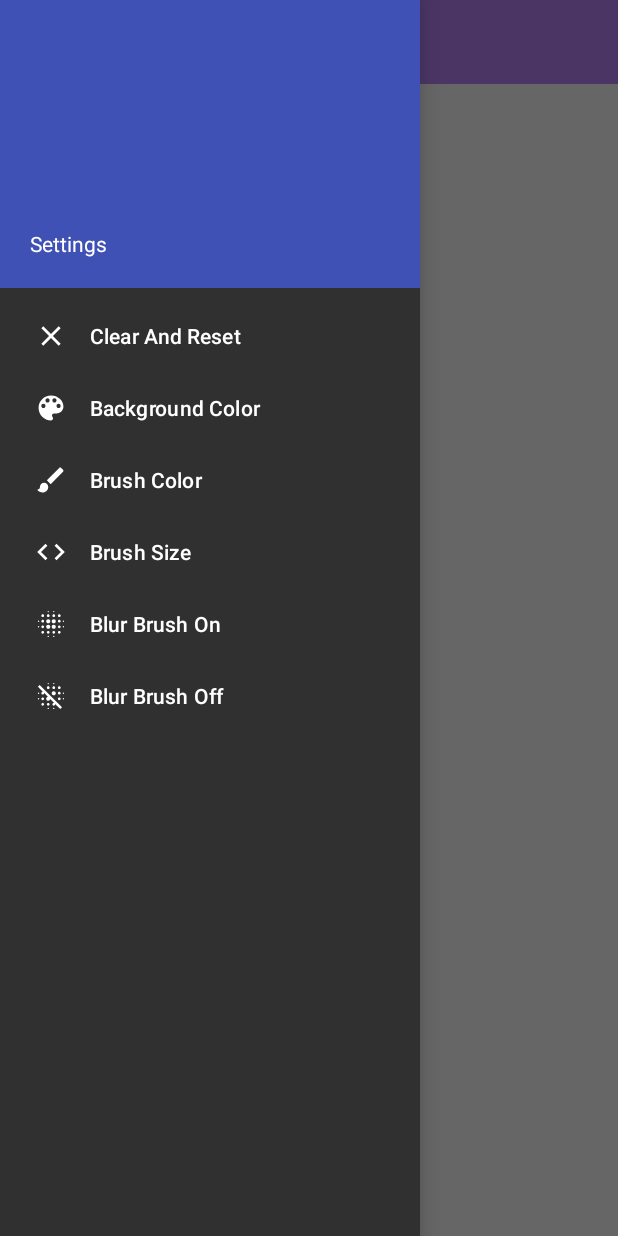
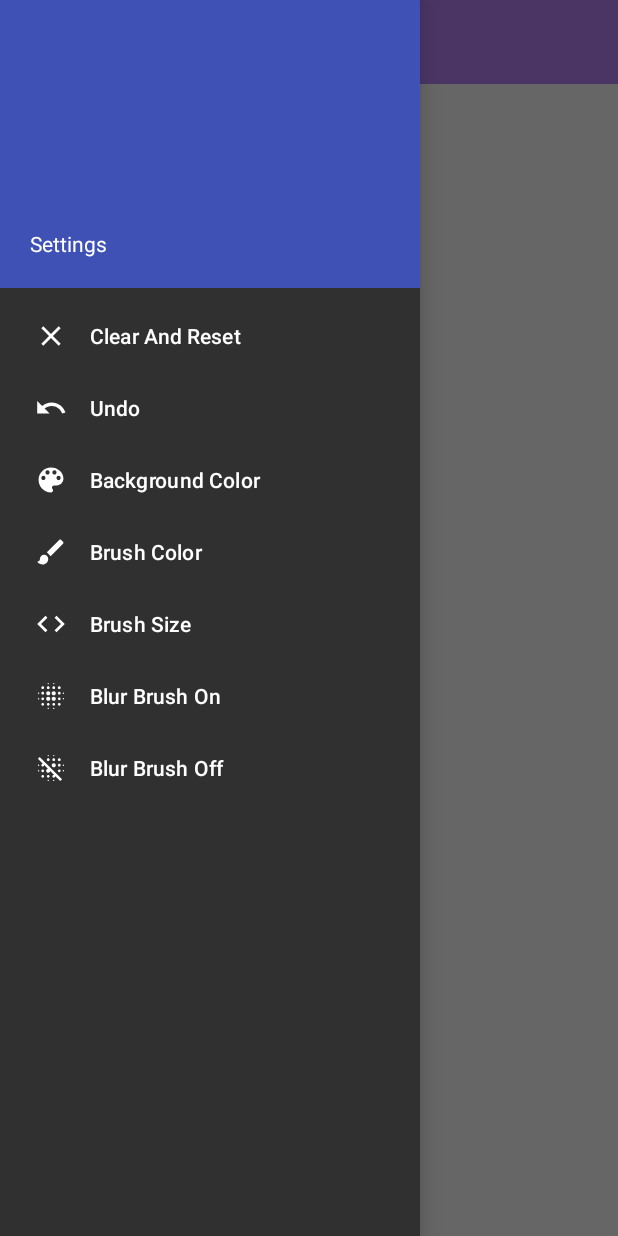
Before and after one commit to jtaaka/PaintApp, an Android app: the screen it shows after launch (MainActivity), with the side drawer open, on a phone screen of 412 x 824 dp. Run offline under Robolectric (Android 15) with nearby library versions, the phone set to English and light mode, and no system bars; libraries missing offline, so code that uses them is left out: com.xw.repo, yuku.ambilwarna; plain views replace BubbleSeekBar; 2 statements that could not run were skipped.

Commit message:
Undo last path functionality

```diff
--- a/app/src/main/java/paintapp/tuni/fi/paintapp/MyPaint.java
+++ b/app/src/main/java/paintapp/tuni/fi/paintapp/MyPaint.java
@@ -10,17 +10,15 @@ import android.graphics.Paint;
 import android.graphics.Path;
 import android.support.annotation.Nullable;
 import android.util.AttributeSet;
-import android.util.Pair;
 import android.view.MotionEvent;
 import android.view.View;
 
 import java.util.ArrayList;
-import java.util.List;
 
 public class MyPaint extends View {
 
-    public static final int DEFAULT_BRUSH = Color.BLACK;
-    public static final int DEFAULT_BACKGROUND = Color.WHITE;
+    public static final int DEFAULT_BRUSH_COLOR = Color.BLACK;
+    public static final int DEFAULT_BACKGROUND_COLOR = Color.WHITE;
     public static final float DEFAULT_STROKEWIDTH = 10;
 
     private Paint myPaint;
@@ -34,6 +32,7 @@ public class MyPaint extends View {
     private boolean blurBrush = false;
     private boolean normalBrush = true;
     private int brushColor;
+    private float brushSize;
     private int backgroundColor;
 
     public MyPaint(Context context, @Nullable AttributeSet attrs) {
@@ -47,14 +46,15 @@ public class MyPaint extends View {
         myPaint.setStyle(Paint.Style.STROKE);
         myPaint.setStrokeJoin(Paint.Join.ROUND);
         myPaint.setStrokeCap(Paint.Cap.ROUND);
-        myPaint.setStrokeWidth(DEFAULT_STROKEWIDTH);
-        setBrushColor(DEFAULT_BRUSH);
+        //reset();
     }
 
     public void initialize(int width, int height) {
         myBitMap = Bitmap.createBitmap(width, height, Bitmap.Config.ARGB_8888);
         myCanvas = new Canvas(myBitMap);
-        myCanvas.drawColor(DEFAULT_BACKGROUND);
+        setBrushColor(DEFAULT_BRUSH_COLOR);
+        setBackgroundColor(DEFAULT_BACKGROUND_COLOR);
+        setBrushSize(DEFAULT_STROKEWIDTH);
     }
 
     public void setBlurBrush() {
@@ -70,11 +70,12 @@ public class MyPaint extends View {
     }
 
     public void setBrushSize(float width) {
+        brushSize = width;
         myPaint.setStrokeWidth(width);
     }
 
     public float getBrushSize() {
-        return myPaint.getStrokeWidth();
+        return brushSize;
     }
 
     public void setBrushColor(int color) {
@@ -150,10 +151,18 @@ public class MyPaint extends View {
         paths.clear();
 
         setNormalBrush();
-        setBrushColor(DEFAULT_BRUSH);
-        setBackgroundColor(DEFAULT_BACKGROUND);
-        myPaint.setStrokeWidth(DEFAULT_STROKEWIDTH);
+        setBrushColor(DEFAULT_BRUSH_COLOR);
+        setBackgroundColor(DEFAULT_BACKGROUND_COLOR);
+        setBrushSize(DEFAULT_STROKEWIDTH);
 
         invalidate();
     }
+
+    public void undoLastPath() {
+        if (!paths.isEmpty()) {
+            backgroundColor = getBackgroundColor();
+            paths.remove(paths.get(paths.size() - 1));
+            invalidate();
+        }
+    }
 }
--- /dev/null
+++ b/app/src/main/res/drawable-anydpi-v24/ic_undo.xml
@@ -0,0 +1,13 @@
+<vector xmlns:android="http://schemas.android.com/apk/res/android"
+    android:width="24dp"
+    android:height="24dp"
+    android:viewportWidth="26.086956"
+    android:viewportHeight="26.086956"
+    android:tint="#FFFFFF">
+  <group android:translateX="1.0434783"
+      android:translateY="1.0434783">
+      <path
+          android:fillColor="#FF000000"
+          android:pathData="M12.5,8c-2.65,0 -5.05,0.99 -6.9,2.6L2,7v9h9l-3.62,-3.62c1.39,-1.16 3.16,-1.88 5.12,-1.88 3.54,0 6.55,2.31 7.6,5.5l2.37,-0.78C21.08,11.03 17.15,8 12.5,8z"/>
+  </group>
+</vector>
--- a/app/src/main/res/menu/menu.xml
+++ b/app/src/main/res/menu/menu.xml
@@ -7,6 +7,10 @@
     <item android:id="@+id/reset"
         android:title="@string/reset"
         android:icon="@drawable/ic_clearall"/>
+
+    <item android:id="@+id/undo"
+        android:title="@string/undo"
+        android:icon="@drawable/ic_undo"/>
 
     <item android:id="@+id/background"
         android:title="@string/background"
--- a/app/src/main/res/values/strings.xml
+++ b/app/src/main/res/values/strings.xml
@@ -10,4 +10,5 @@
     <string name="brushsize">Brush Size</string>
     <string name="bluron">Blur Brush On</string>
     <string name="bluroff">Blur Brush Off</string>
+    <string name="undo">Undo</string>
 </resources>
```
Also changed, not shown: app/src/main/java/paintapp/tuni/fi/paintapp/MainActivity.java (+5 -2 lines), app/src/main/res/drawable-hdpi/ic_undo.png (added), app/src/main/res/drawable-mdpi/ic_undo.png (added), app/src/main/res/drawable-xhdpi/ic_undo.png (added), app/src/main/res/drawable-xxhdpi/ic_undo.png (added).
